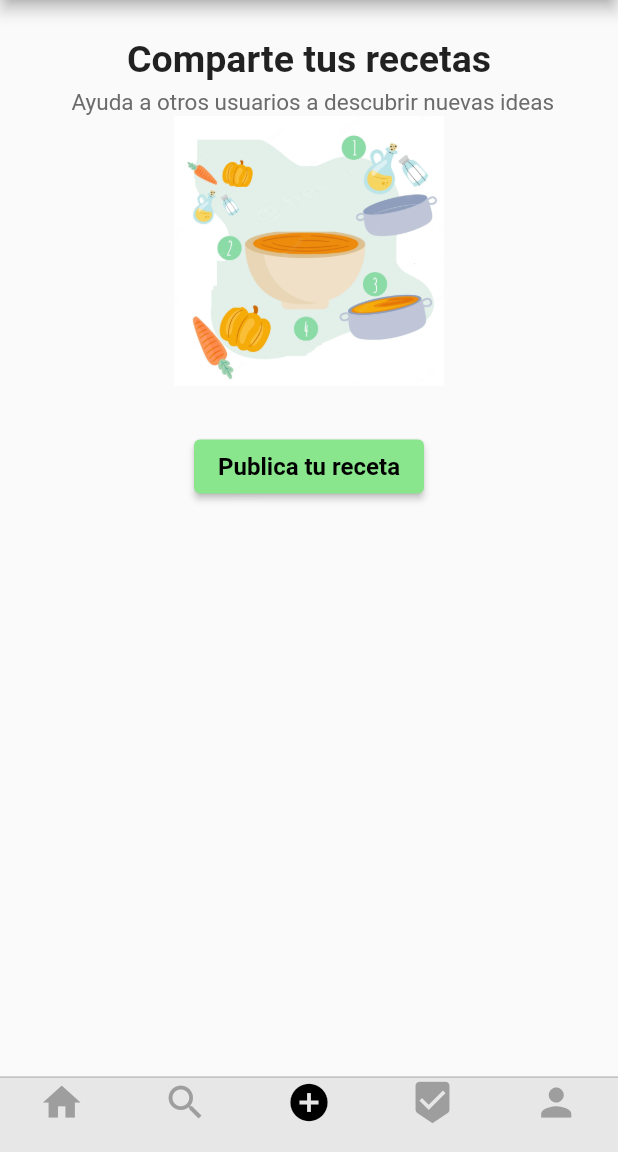
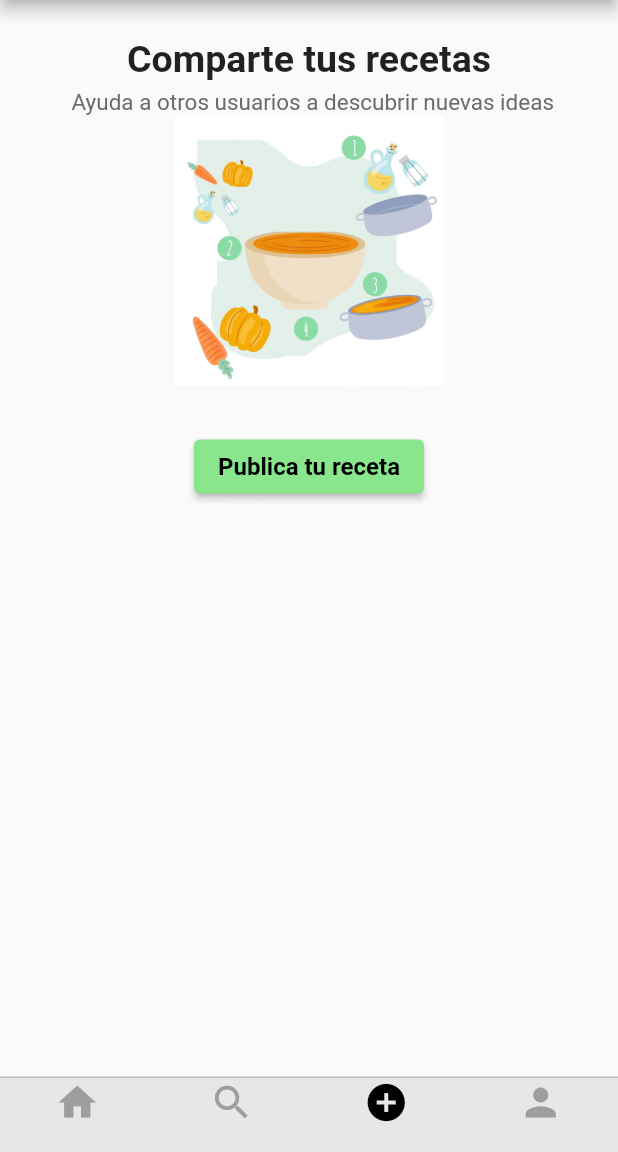
Before and after one commit to JeanContreras12/P-Titulo, a Flutter app: the screen it shows once a user with an empty profile is signed in, swiped to page 3, on a phone screen of 412 x 824 dp, the part 84-1236 px from its top. Run offline on Flutter 3.47's test engine with Material 2 defaults, Android fonts, the phone set to English and light mode, and no system bars; our stand-ins replace cloud_firestore, email_validator, firebase_auth, firebase_core, firebase_messaging, firebase_storage and 7 more; missing offline and left inert: cupertino_list_tile; accounts and stored records are empty; generated files the repository leaves out were written again.

Commit message:
Desarrollo notificacion

```diff
--- a/proyecto/lib/screens/feed_screen.dart
+++ b/proyecto/lib/screens/feed_screen.dart
@@ -1,6 +1,7 @@
 import 'package:cloud_firestore/cloud_firestore.dart';
 import 'package:firebase_auth/firebase_auth.dart';
 import 'package:flutter/material.dart';
+import 'package:fluttericon/mfg_labs_icons.dart';
 import 'package:riesgo/controller/post.dart';
 import 'package:riesgo/controller/reutilizable.dart';
 import 'package:riesgo/screens/historial_mensajes_screen.dart';
@@ -27,8 +28,8 @@ class FeedScreen extends StatelessWidget {
               );
             },
             icon: const Icon(
-              Icons.messenger_outline_sharp,
-              color: Colors.black,
+              MfgLabs.comment,
+              color: Colors.green,
             ),
           ),
         ],
--- a/proyecto/lib/screens/inicio_screen.dart
+++ b/proyecto/lib/screens/inicio_screen.dart
@@ -1,7 +1,9 @@
 import 'package:firebase_auth/firebase_auth.dart';
+import 'package:firebase_messaging/firebase_messaging.dart';
 import 'package:flutter/cupertino.dart';
 import 'package:flutter/material.dart';
 import 'package:provider/provider.dart';
+import 'package:riesgo/models/lib.dart';
 import 'package:riesgo/models/user_provider.dart';
 import 'package:riesgo/screens/buscar_screen.dart';
 import 'package:riesgo/screens/feed_screen.dart';
@@ -17,6 +19,8 @@ class InicioScreen extends StatefulWidget {
 }
 
 class _InicioScreenState extends State<InicioScreen> {
+  String? mtoken = " ";
+  bool primera = true;
   int _page = 0;
   late PageController pageController;
   var user = FirebaseAuth.instance.currentUser!.uid;
@@ -24,7 +28,13 @@ class _InicioScreenState extends State<InicioScreen> {
   @override
   void initState() {
     super.initState();
+
+    getToken();
     addData();
+    if (primera == true) {
+      chatState.refreshChatsForCurrentUser();
+      primera = false;
+    }
 
     pageController = PageController();
   }
@@ -56,24 +66,23 @@ class _InicioScreenState extends State<InicioScreen> {
   Widget build(BuildContext context) {
     return Scaffold(
       body: PageView(
+        physics:
+            const NeverScrollableScrollPhysics(), //evita que se pueda cambiar de ventana arrastrando la pantalla hacia los lados
+        controller: pageController,
+        onPageChanged: onPageChanged,
         children: homeScreenItems = [
-          FeedScreen(),
-          SearchScreen(),
+          const FeedScreen(),
+          const SearchScreen(),
           PostearScreen(
             uid: FirebaseAuth.instance.currentUser!.uid,
           ),
-          Text('hola4'),
           ProfileScreen(
             uid: FirebaseAuth.instance.currentUser!.uid,
           ),
         ],
-        physics:
-            const NeverScrollableScrollPhysics(), //evita que se pueda cambiar de ventana arrastrando la pantalla hacia los lados
-        controller: pageController,
-        onPageChanged: onPageChanged,
       ),
       bottomNavigationBar: CupertinoTabBar(
-        backgroundColor: Color.fromARGB(255, 231, 231, 231),
+        backgroundColor: const Color.fromARGB(255, 231, 231, 231),
         items: [
           BottomNavigationBarItem(
             icon: Icon(
@@ -101,16 +110,8 @@ class _InicioScreenState extends State<InicioScreen> {
           ),
           BottomNavigationBarItem(
             icon: Icon(
-              Icons.beenhere,
+              Icons.person,
               color: _page == 3 ? Colors.black : Colors.grey,
-            ),
-            label: '',
-            backgroundColor: Colors.white,
-          ),
-          BottomNavigationBarItem(
-            icon: Icon(
-              Icons.person,
-              color: _page == 4 ? Colors.black : Colors.grey,
             ),
             label: '',
             backgroundColor: Colors.white,
@@ -120,4 +121,13 @@ class _InicioScreenState extends State<InicioScreen> {
       ),
     );
   }
+
+  void getToken() async {
+    await FirebaseMessaging.instance.getToken().then((token) {
+      setState(() {
+        mtoken = token;
+        print("El token es : $mtoken");
+      });
+    });
+  }
 }
```
Also changed, not shown: proyecto/lib/main.dart (+38 -0 lines), proyecto/lib/screens/historial_mensajes_screen.dart (+5 -2 lines), proyecto/lib/screens/mensajes_screen.dart (+3 -7 lines), proyecto/pubspec.yaml (+6 -4 lines), proyecto/pubspec.lock, 2 other files.
